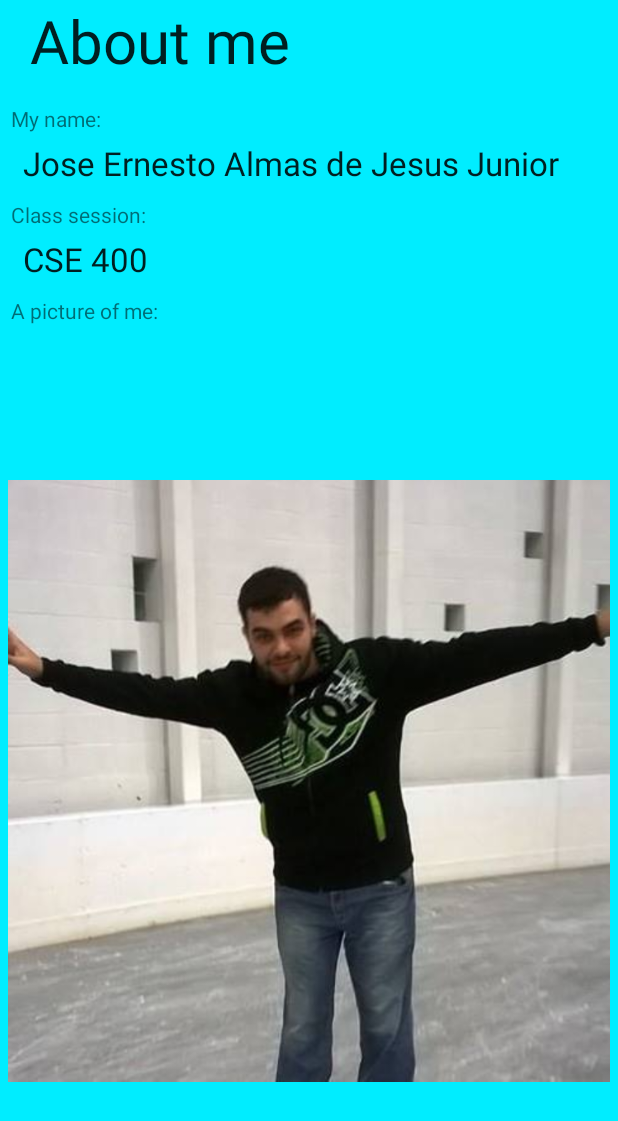
After one commit to jeajjr/android-hw7, an Android app: the fragment FragmentAboutMe shown on its own in the app's theme, on a phone screen of 412 x 824 dp. The commit adds this screen. Shown: the top 1121 px of the screen. Run offline under Robolectric (Android 15) with nearby library versions, the phone set to English and light mode, and no system bars.

Commit message:
Added AboutMe fragment.

```diff
--- a/app/src/main/java/com/almasapp/hw7/almasapp7/ActivityMain.java
+++ b/app/src/main/java/com/almasapp/hw7/almasapp7/ActivityMain.java
@@ -65,26 +65,26 @@ public class ActivityMain extends ActionBarActivity {
 
     public void selectItem(View view, int uniqueID) {
         switch (uniqueID) {
-            // Demo fragment
-            case 0:
+            case DrawerItemsLister.ITEM_DEMO_FRAG:
                 break;
 
-            // Movie list
-            case 1:
-                Log.d(TAG, "calling linear list");
-
+            case DrawerItemsLister.ITEM_MOVIE_LIST:
                 getSupportFragmentManager().beginTransaction()
                     .replace(R.id.container, FragmentRecyclerView.newInstance(moviesList, FragmentRecyclerView.LAYOUT_LINEAR))
                     .commit();
                 break;
 
-            // Movie list (grid)
-            case 2:
+            case DrawerItemsLister.ITEM_MOVIE_GRID:
                 getSupportFragmentManager().beginTransaction()
                     .replace(R.id.container, FragmentRecyclerView.newInstance(moviesList, FragmentRecyclerView.LAYOUT_GRID))
                     .commit();
                 break;
 
+            case DrawerItemsLister.ITEM_ABOUT_ME:
+                getSupportFragmentManager().beginTransaction()
+                        .replace(R.id.container, new FragmentAboutMe())
+                        .commit();
+                break;
         }
 
         drawerLayout.closeDrawer(drawer);
--- a/app/src/main/java/com/almasapp/hw7/almasapp7/DrawerItemsLister.java
+++ b/app/src/main/java/com/almasapp/hw7/almasapp7/DrawerItemsLister.java
@@ -12,6 +12,14 @@ import java.util.Map;
  */
 public class DrawerItemsLister {
 
+    public static final int ITEM_DEMO_FRAG = 0;
+    public static final int ITEM_MOVIE_LIST = 1;
+    public static final int ITEM_MOVIE_GRID = 2;
+    public static final int ITEM_ABOUT_ME = 3;
+    /*
+    public static final int ITEM_DEMO_FRAG = 0;
+    public static final int ITEM_DEMO_FRAG = 0;
+*/
     private static HashMap creatOrganizingItem(int type) {
         HashMap item = new HashMap();
 
@@ -48,13 +56,13 @@ public class DrawerItemsLister {
         list.add(creatOrganizingItem(DrawerRecyclerViewAdapter.SPACER));
         list.add(creatOrganizingItem(DrawerRecyclerViewAdapter.SPACER));
 
-        list.add(createMenuItemWithIcon(0, context.getResources().getString(R.string.demo_fragment), R.drawable.redirect_icon));
-        list.add(createMenuItemWithIcon(1, context.getResources().getString(R.string.movies_list), R.drawable.list_icon));
-        list.add(createMenuItemWithIcon(2, context.getResources().getString(R.string.movies_grid), R.drawable.grid_icon));
+        list.add(createMenuItemWithIcon(ITEM_DEMO_FRAG, context.getResources().getString(R.string.demo_fragment), R.drawable.redirect_icon));
+        list.add(createMenuItemWithIcon(ITEM_MOVIE_LIST, context.getResources().getString(R.string.movies_list), R.drawable.list_icon));
+        list.add(createMenuItemWithIcon(ITEM_MOVIE_GRID, context.getResources().getString(R.string.movies_grid), R.drawable.grid_icon));
 
         list.add(creatOrganizingItem(DrawerRecyclerViewAdapter.LINE_SEPARATOR));
 
-        list.add(createSimpleMenuItem(3, "flango"));
+        list.add(createSimpleMenuItem(ITEM_ABOUT_ME, context.getString(R.string.about_me_title)));
         return list;
     }
 }
--- /dev/null
+++ b/app/src/main/java/com/almasapp/hw7/almasapp7/FragmentAboutMe.java
@@ -0,0 +1,38 @@
+package com.almasapp.hw7.almasapp7;
+
+import android.os.Bundle;
+import android.support.v4.app.Fragment;
+import android.view.LayoutInflater;
+import android.view.Menu;
+import android.view.MenuInflater;
+import android.view.View;
+import android.view.ViewGroup;
+import android.util.Log;
+
+public class FragmentAboutMe extends Fragment {
+    static final String TAG = "FragmentAboutMe";
+
+    public FragmentAboutMe() {
+    }
+
+    @Override
+    public void onCreateOptionsMenu(Menu menu, MenuInflater inflater) {
+        super.onCreateOptionsMenu(menu, inflater);
+        menu.clear();
+    }
+
+    @Override
+    public void onCreate(Bundle savedInstanceState) {
+        super.onCreate(savedInstanceState);
+
+        setHasOptionsMenu(true);
+    }
+
+    @Override
+    public View onCreateView(LayoutInflater inflater, ViewGroup container,
+                             Bundle savedInstanceState) {
+        Log.d(TAG, "onCreateView");
+        // Inflate the layout for this fragment
+        return inflater.inflate(R.layout.fragment_about_me, container, false);
+    }
+}
--- /dev/null
+++ b/app/src/main/res/layout/fragment_about_me.xml
@@ -0,0 +1,92 @@
+<RelativeLayout xmlns:android="http://schemas.android.com/apk/res/android"
+    xmlns:tools="http://schemas.android.com/tools" android:layout_width="match_parent"
+    android:layout_height="match_parent" tools:context="com.almasapp.hw6.almasapp6.FragmentAboutMe"
+    android:background="#ff00edff">
+
+    <TextView
+        android:layout_width="wrap_content"
+        android:layout_height="wrap_content"
+        android:textAppearance="?android:attr/textAppearanceLarge"
+        android:text="@string/about_me_title"
+        android:id="@+id/textView3"
+        android:layout_alignParentTop="true"
+        android:layout_alignParentLeft="true"
+        android:layout_alignParentStart="true"
+        android:textSize="40dp"
+        android:layout_marginLeft="20dp" />
+
+    <TextView
+        android:layout_width="wrap_content"
+        android:layout_height="wrap_content"
+        android:textAppearance="?android:attr/textAppearanceSmall"
+        android:text="@string/my_name_title"
+        android:id="@+id/textView9"
+        android:layout_below="@+id/textView3"
+        android:layout_alignParentLeft="true"
+        android:layout_alignParentStart="true"
+        android:layout_marginTop="15dp"
+        android:layout_marginLeft="7dp" />
+
+    <TextView
+        android:layout_width="wrap_content"
+        android:layout_height="wrap_content"
+        android:textAppearance="?android:attr/textAppearanceLarge"
+        android:text="@string/my_name"
+        android:id="@+id/textView10"
+        android:layout_below="@+id/textView9"
+        android:layout_alignParentLeft="true"
+        android:layout_alignParentStart="true"
+        android:layout_marginTop="5dp"
+        android:layout_marginLeft="15dp" />
+
+    <TextView
+        android:layout_width="wrap_content"
+        android:layout_height="wrap_content"
+        android:textAppearance="?android:attr/textAppearanceSmall"
+        android:text="@string/class_session_title"
+        android:id="@+id/textView11"
+        android:layout_below="@+id/textView10"
+        android:layout_alignParentLeft="true"
+        android:layout_alignParentStart="true"
+        android:layout_marginTop="10dp"
+        android:layout_marginLeft="7dp" />
+
+    <TextView
+        android:layout_width="wrap_content"
+        android:layout_height="wrap_content"
+        android:textAppearance="?android:attr/textAppearanceLarge"
+        android:text="@string/class_session"
+        android:id="@+id/textView12"
+        android:layout_below="@+id/textView11"
+        android:layout_alignParentLeft="true"
+        android:layout_alignParentStart="true"
+        android:layout_marginTop="5dp"
+        android:layout_marginLeft="15dp" />
+
+    <TextView
+        android:layout_width="wrap_content"
+        android:layout_height="wrap_content"
+        android:textAppearance="?android:attr/textAppearanceSmall"
+        android:text="@string/picture_title"
+        android:id="@+id/textView13"
+        android:layout_below="@+id/textView12"
+        android:layout_alignParentLeft="true"
+        android:layout_alignParentStart="true"
+        android:layout_marginTop="10dp"
+        android:layout_marginLeft="7dp" />
+
+    <ImageView
+        android:layout_width="wrap_content"
+        android:layout_height="wrap_content"
+        android:id="@+id/imageView"
+        android:layout_below="@+id/textView13"
+        android:layout_alignParentLeft="true"
+        android:layout_alignParentStart="true"
+        android:layout_alignParentRight="true"
+        android:layout_alignParentEnd="true"
+        android:src="@drawable/me"
+        android:layout_alignParentBottom="true"
+        android:layout_marginTop="5dp"
+        android:layout_margin="5dp" />
+
+</RelativeLayout>
--- a/app/src/main/res/values/strings.xml
+++ b/app/src/main/res/values/strings.xml
@@ -11,4 +11,10 @@
     <string name="movies_grid">Movies grid</string>
     <string name="hello_blank_fragment">Hello blank fragment</string>
     <string name="front_page_title">Homework 7</string>
+    <string name="about_me_title">About me</string>
+    <string name="my_name_title">My name:</string>
+    <string name="my_name">Jose Ernesto Almas de Jesus Junior</string>
+    <string name="class_session_title">Class session:</string>
+    <string name="class_session">CSE 400</string>
+    <string name="picture_title">A picture of me:</string>
 </resources>
```
